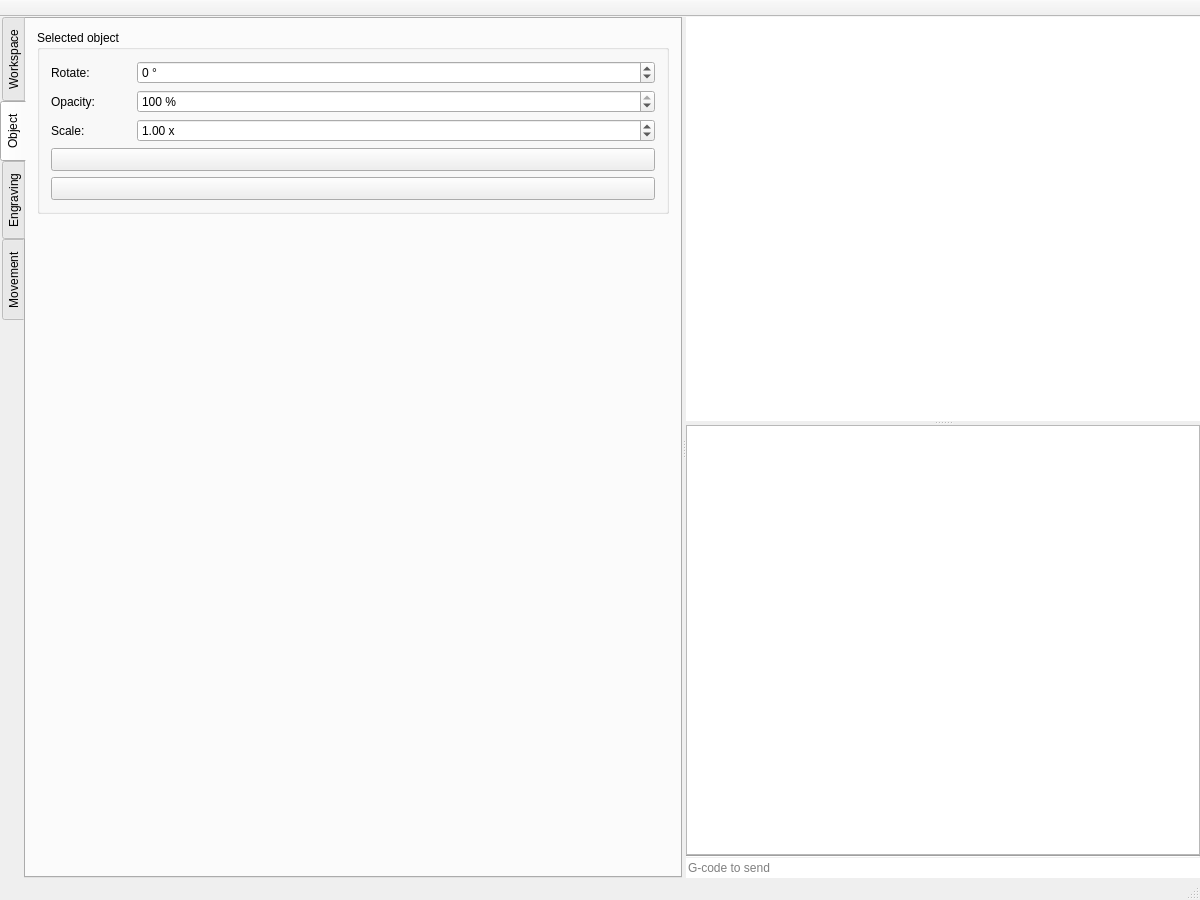
This is src/mainwindow.ui in dev-0x7C6/laser-engraver as Qt 5 draws it before an edit. The edited form follows.
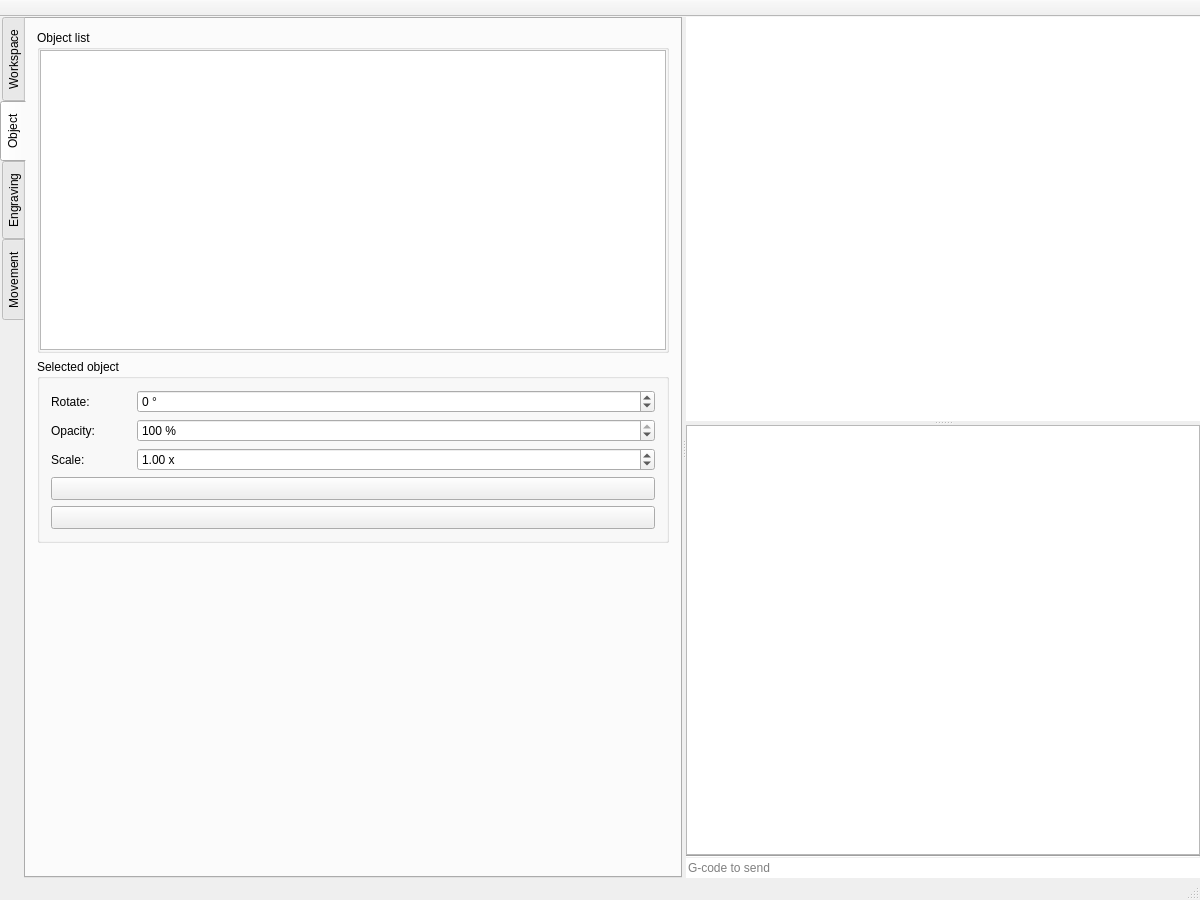
This is the edited form. Custom widgets are drawn as their Qt base class.

Commit message: gui: added graphical object list.

Patch:
```diff
--- a/src/mainwindow.ui
+++ b/src/mainwindow.ui
@@ -55,7 +55,7 @@
         <attribute name="title">
          <string>Workspace</string>
         </attribute>
-        <layout class="QVBoxLayout" name="verticalLayout_7">
+        <layout class="QVBoxLayout" name="_2">
          <item>
           <widget class="QGroupBox" name="groupBox">
            <property name="title">
@@ -590,6 +590,30 @@
          <string>Object</string>
         </attribute>
         <layout class="QVBoxLayout" name="verticalLayout_12">
+         <item>
+          <widget class="QGroupBox" name="groupBox_2">
+           <property name="title">
+            <string>Object list</string>
+           </property>
+           <layout class="QVBoxLayout" name="verticalLayout_7">
+            <property name="leftMargin">
+             <number>0</number>
+            </property>
+            <property name="topMargin">
+             <number>0</number>
+            </property>
+            <property name="rightMargin">
+             <number>0</number>
+            </property>
+            <property name="bottomMargin">
+             <number>0</number>
+            </property>
+            <item>
+             <widget class="QListView" name="objectList"/>
+            </item>
+           </layout>
+          </widget>
+         </item>
          <item>
           <widget class="QGroupBox" name="itemGroup">
            <property name="title">
```
Left out of the diff: 142 changed lines with no effect on the pictures. The commit also changes 6 other files.
